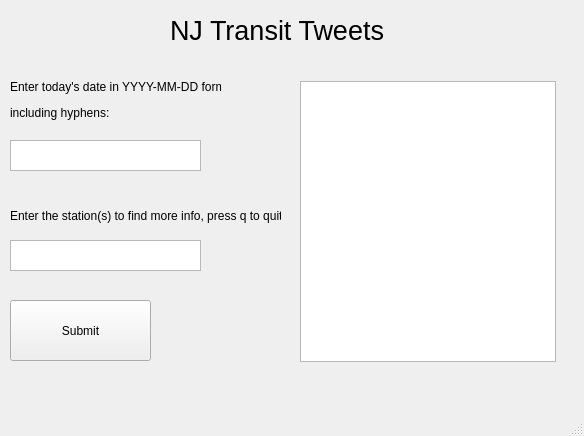
Qt form ui/NJTransitTweetsUi.ui (SamCadet/NJTransitTweets) before a commit.
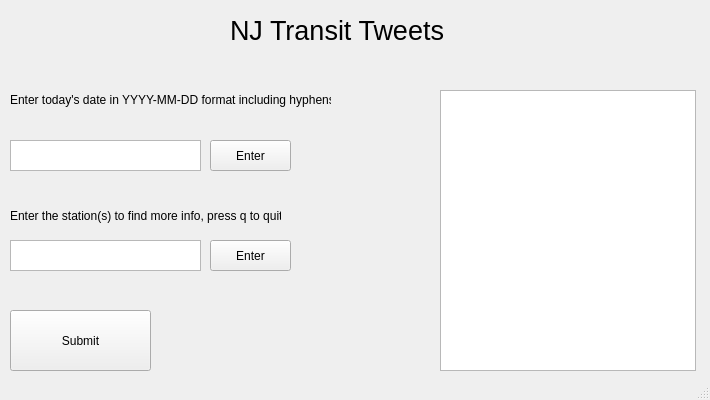
The same form after that commit.

```diff
--- a/ui/NJTransitTweetsUi.ui
+++ b/ui/NJTransitTweetsUi.ui
@@ -6,10 +6,16 @@
    <rect>
     <x>0</x>
     <y>0</y>
-    <width>584</width>
-    <height>436</height>
+    <width>710</width>
+    <height>400</height>
    </rect>
   </property>
+  <property name="minimumSize">
+   <size>
+    <width>710</width>
+    <height>400</height>
+   </size>
+  </property>
   <property name="windowTitle">
    <string>MainWindow</string>
   </property>
@@ -39,12 +45,12 @@
      <rect>
       <x>10</x>
       <y>80</y>
-      <width>211</width>
+      <width>321</width>
       <height>41</height>
      </rect>
     </property>
     <property name="text">
-     <string>&lt;html&gt;&lt;head/&gt;&lt;body&gt;&lt;p&gt;Enter today's date in YYYY-MM-DD format &lt;/p&gt;&lt;p&gt;including hyphens:&lt;/p&gt;&lt;/body&gt;&lt;/html&gt;</string>
+     <string>&lt;html&gt;&lt;head/&gt;&lt;body&gt;&lt;p&gt;Enter today's date in YYYY-MM-DD format including hyphens:&lt;/p&gt;&lt;/body&gt;&lt;/html&gt;</string>
     </property>
    </widget>
    <widget class="QLabel" name="label_2">
@@ -64,7 +70,7 @@
     <property name="geometry">
      <rect>
       <x>10</x>
-      <y>300</y>
+      <y>310</y>
       <width>141</width>
       <height>61</height>
      </rect>
@@ -76,7 +82,7 @@
    <widget class="QLabel" name="label_3">
     <property name="geometry">
      <rect>
-      <x>170</x>
+      <x>230</x>
       <y>0</y>
       <width>231</width>
       <height>61</height>
@@ -94,13 +100,39 @@
    <widget class="QListView" name="listView">
     <property name="geometry">
      <rect>
-      <x>300</x>
-      <y>81</y>
+      <x>440</x>
+      <y>90</y>
       <width>256</width>
       <height>281</height>
      </rect>
     </property>
    </widget>
+   <widget class="QPushButton" name="dateButton">
+    <property name="geometry">
+     <rect>
+      <x>210</x>
+      <y>140</y>
+      <width>81</width>
+      <height>31</height>
+     </rect>
+    </property>
+    <property name="text">
+     <string>Enter</string>
+    </property>
+   </widget>
+   <widget class="QPushButton" name="stationButton">
+    <property name="geometry">
+     <rect>
+      <x>210</x>
+      <y>240</y>
+      <width>81</width>
+      <height>31</height>
+     </rect>
+    </property>
+    <property name="text">
+     <string>Enter</string>
+    </property>
+   </widget>
   </widget>
   <widget class="QMenuBar" name="menubar">
    <property name="geometry">
```
Left out of the diff: 16 changed lines with no effect on the pictures.
